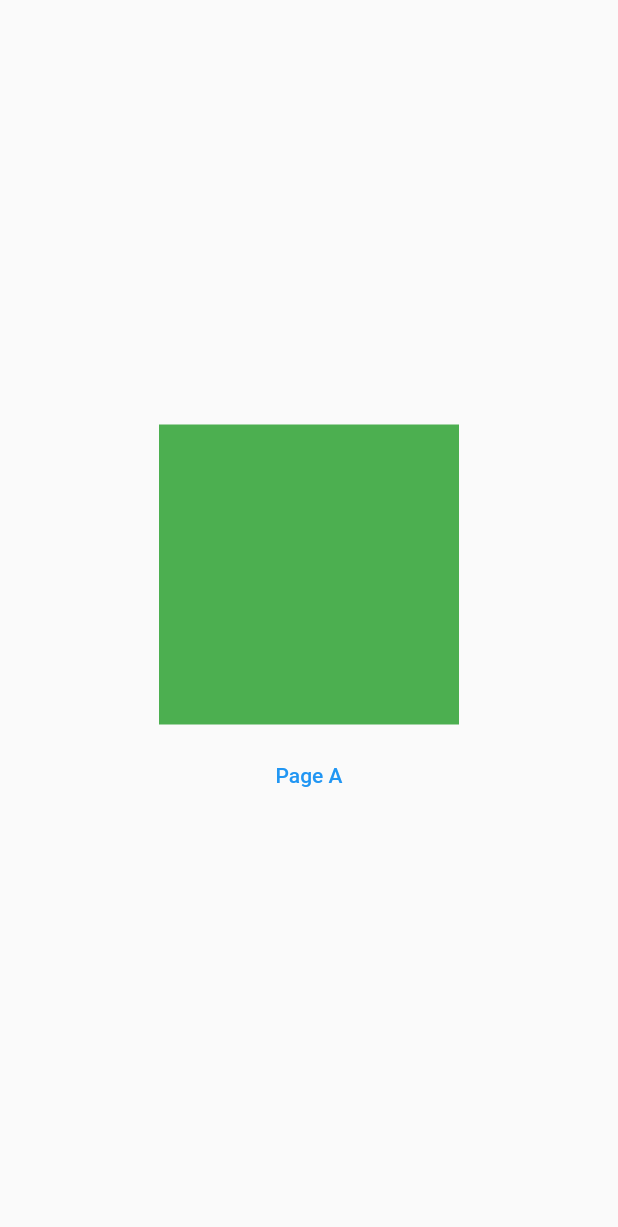
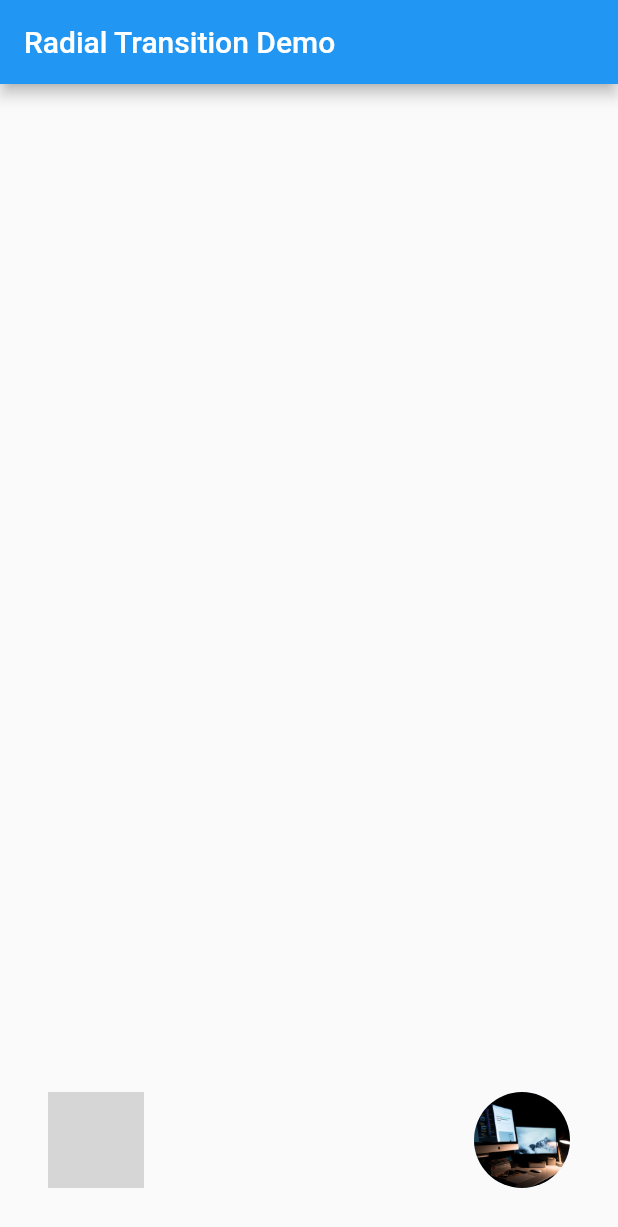
Before and after one commit to Collins-01/Art-and-Animations, a Flutter app: the screen it shows after launch, on a phone screen of 412 x 824 dp. Shown: the top 1227 px of the screen. Run offline on Flutter 3.47's test engine with Material 2 defaults, Android fonts, the light colour scheme and no system bars; grey boxes are pictures that could not be loaded.

Commit message:
Added hero animations

```diff
--- /dev/null
+++ b/lib/hero_animations/radial_hero_animation.dart
@@ -0,0 +1,167 @@
+import 'package:flutter/material.dart';
+import 'dart:math' show sqrt2;
+
+class Photo extends StatelessWidget {
+  const Photo({
+    super.key,
+    required this.photo,
+    // required this.color,
+    required this.onTap,
+  });
+
+  final String photo;
+  // final Color color;
+  final VoidCallback onTap;
+
+  @override
+  Widget build(BuildContext context) {
+    return Material(
+      // Slightly opaque color appears where the image has transparency.
+      color: Theme.of(context).primaryColor.withOpacity(0.25),
+      child: InkWell(
+          onTap: onTap,
+          child: Image.asset(
+            photo,
+            fit: BoxFit.cover,
+          )),
+    );
+  }
+}
+
+class RadialExpansion extends StatelessWidget {
+  const RadialExpansion({
+    super.key,
+    required this.maxRadius,
+    this.child,
+  }) : clipRectSize = 2.0 * (maxRadius / sqrt2);
+
+  final double maxRadius;
+  final double clipRectSize;
+  final Widget? child;
+
+  @override
+  Widget build(BuildContext context) {
+    return ClipOval(
+      child: Center(
+        child: SizedBox(
+          width: clipRectSize,
+          height: clipRectSize,
+          child: ClipRect(
+            child: child,
+          ),
+        ),
+      ),
+    );
+  }
+}
+
+class RadialExpansionDemo extends StatelessWidget {
+  const RadialExpansionDemo({super.key});
+
+  static double kMinRadius = 32.0;
+  static double kMaxRadius = 128.0;
+  static Interval opacityCurve =
+      const Interval(0.0, 0.75, curve: Curves.fastOutSlowIn);
+
+  static RectTween _createRectTween(Rect? begin, Rect? end) {
+    return MaterialRectCenterArcTween(begin: begin, end: end);
+  }
+
+  static Widget _buildPage(
+      BuildContext context, String imageName, String description) {
+    return Container(
+      color: Theme.of(context).canvasColor,
+      child: Center(
+        child: Card(
+          elevation: 8,
+          child: Column(
+            mainAxisSize: MainAxisSize.min,
+            children: [
+              SizedBox(
+                width: kMaxRadius * 2.0,
+                height: kMaxRadius * 2.0,
+                child: Hero(
+                  createRectTween: _createRectTween,
+                  tag: imageName,
+                  child: RadialExpansion(
+                    maxRadius: kMaxRadius,
+                    child: Photo(
+                      photo: imageName,
+                      onTap: () {
+                        Navigator.of(context).pop();
+                      },
+                    ),
+                  ),
+                ),
+              ),
+              Text(
+                description,
+                style: const TextStyle(fontWeight: FontWeight.bold),
+                textScaleFactor: 3,
+              ),
+              const SizedBox(height: 16),
+            ],
+          ),
+        ),
+      ),
+    );
+  }
+
+  Widget _buildHero(
+      BuildContext context, String imageName, String description) {
+    return SizedBox(
+      width: kMinRadius * 2.0,
+      height: kMinRadius * 2.0,
+      child: Hero(
+        createRectTween: _createRectTween,
+        tag: imageName,
+        child: RadialExpansion(
+          maxRadius: kMaxRadius,
+          child: Photo(
+            photo: imageName,
+            onTap: () {
+              Navigator.of(context).push(
+                PageRouteBuilder<void>(
+                  transitionDuration: const Duration(seconds: 6),
+                  pageBuilder: (context, animation, secondaryAnimation) {
+                    return AnimatedBuilder(
+                        animation: animation,
+                        builder: (context, child) {
+                          return Opacity(
+                            opacity: opacityCurve.transform(animation.value),
+                            child: _buildPage(context, imageName, description),
+                          );
+                        });
+                  },
+                ),
+              );
+            },
+          ),
+        ),
+      ),
+    );
+  }
+
+  @override
+  Widget build(BuildContext context) {
+    const timeDilation = 5.0; // 1.0 is normal animation speed.
+
+    return Scaffold(
+      appBar: AppBar(
+        title: const Text('Radial Transition Demo'),
+      ),
+      body: Container(
+        padding: const EdgeInsets.all(32),
+        alignment: FractionalOffset.bottomLeft,
+        child: Row(
+          mainAxisAlignment: MainAxisAlignment.spaceBetween,
+          children: [
+            _buildHero(context, 'assets/images/wolf.jpeg', 'Wolf'),
+            _buildHero(context, 'assets/images/workspace.jpeg', 'Workspace'),
+            // _buildHero(context, 'images/beachball-alpha.png', 'Beach ball'),
+          ],
+        ),
+      ),
+    );
+  }
+}
--- a/lib/main.dart
+++ b/lib/main.dart
@@ -1,4 +1,4 @@
-import 'package:art_and_animations/page_routing_animations.dart';
+import 'package:art_and_animations/hero_animations/radial_hero_animation.dart';
 import 'package:flutter/material.dart';
 
 void main() {
@@ -12,13 +12,13 @@ class MainApp extends StatelessWidget {
   Widget build(BuildContext context) {
     _peCacheImages(context);
     return const MaterialApp(
-      home: PageA(),
+      home: RadialExpansionDemo(),
     );
   }
 }
 
 _peCacheImages(BuildContext context) {
-  precacheImage(const AssetImage("assets/images/golfoyle.JPG"), context);
+  precacheImage(const AssetImage("assets/images/golfoyle.jpg"), context);
   precacheImage(const AssetImage("assets/images/wolf.jpeg"), context);
   precacheImage(const AssetImage("assets/images/workspace.jpeg"), context);
 }
```
Also changed, not shown: lib/hero_animations/standard_hero_animation.dart (added, +79 -0 lines).
